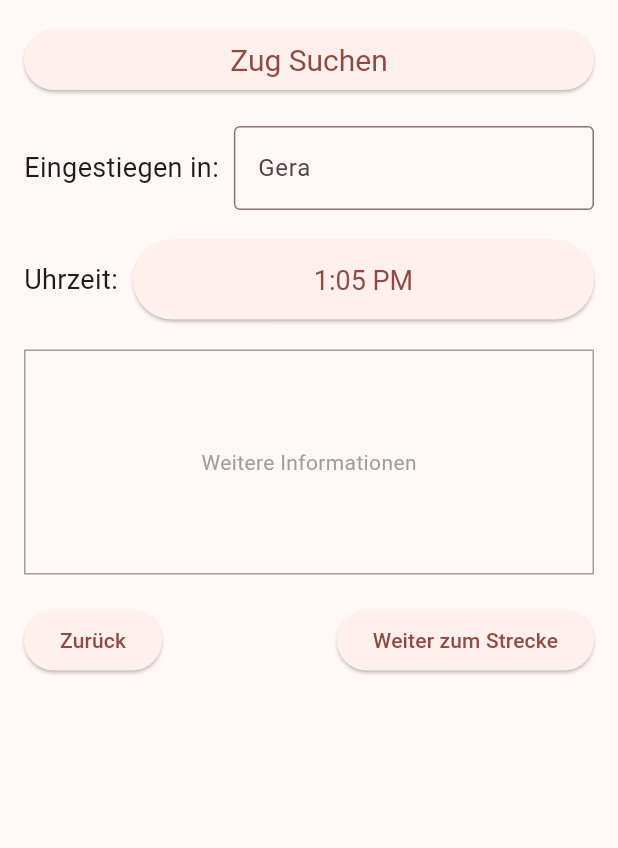
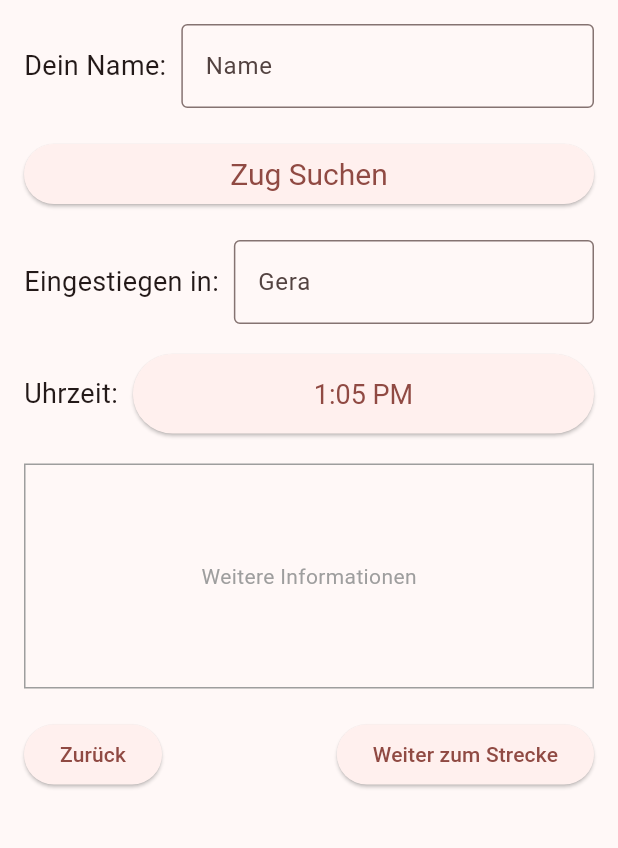
Before and after one commit to PassiSchoppi/TrainDuell, a Flutter app: the screen it shows after launch, on a phone screen of 412 x 824 dp, the part 84-932 px from its top. Run offline on Flutter 3.47's test engine with Material 3 defaults, Android fonts, the light colour scheme and no system bars.

Commit message:
Globale Singleton Klasse für User

```diff
--- /dev/null
+++ b/lib/global.dart
@@ -0,0 +1,12 @@
+class User {
+  static final User _singleton = User._internal();
+
+  factory User() {
+    return _singleton;
+  }
+
+  User._internal();
+
+  String name = "";
+  String zug_id = "";
+}
--- a/lib/main.dart
+++ b/lib/main.dart
@@ -1,6 +1,7 @@
 import 'package:flutter/material.dart';
+import 'chat.dart';
+import 'global.dart';
 
-import 'chat.dart';
 
 void main() {
   runApp(const MyApp());
@@ -50,6 +51,8 @@ class _MyHomePageState extends State<MyHomePage> {
 
   @override
   Widget build(BuildContext context) {
+    User user = User();
+
     return Scaffold(
       appBar: AppBar(
         backgroundColor: Theme.of(context).colorScheme.inversePrimary,
@@ -60,6 +63,26 @@ class _MyHomePageState extends State<MyHomePage> {
         child: Column(
           crossAxisAlignment: CrossAxisAlignment.stretch,
           children: [
+            Row(
+              children: [
+                const Text('Dein Name:', style: TextStyle(fontSize: 18)),
+                const SizedBox(width: 10),
+                Expanded(
+                  child: TextField(
+                    decoration: InputDecoration(
+                      border: const OutlineInputBorder(),
+                      hintText: 'Name',
+                    ),
+                    onChanged: (value) {
+                      setState(() {
+                        user.name = value;
+                      });
+                    },
+                  ),
+                ),
+              ],
+            ),
+            SizedBox(height: 20),
             // "Zug Suchen" Button
             ElevatedButton(
               onPressed: () {
@@ -85,6 +108,7 @@ class _MyHomePageState extends State<MyHomePage> {
                     onChanged: (value) {
                       setState(() {
                         _station = value;
+                        user.zug_id = value; // TODO Nur zum Testen
                       });
                     },
                   ),
@@ -139,6 +163,10 @@ class _MyHomePageState extends State<MyHomePage> {
                 ),
                 ElevatedButton(
                   onPressed: () {
+                    Navigator.push(
+                      context,
+                      MaterialPageRoute(builder: (context) => Chat()),
+                    );
                   },
                   style: ElevatedButton.styleFrom(
 
```
Also changed, not shown: lib/chat.dart (+8 -5 lines).
